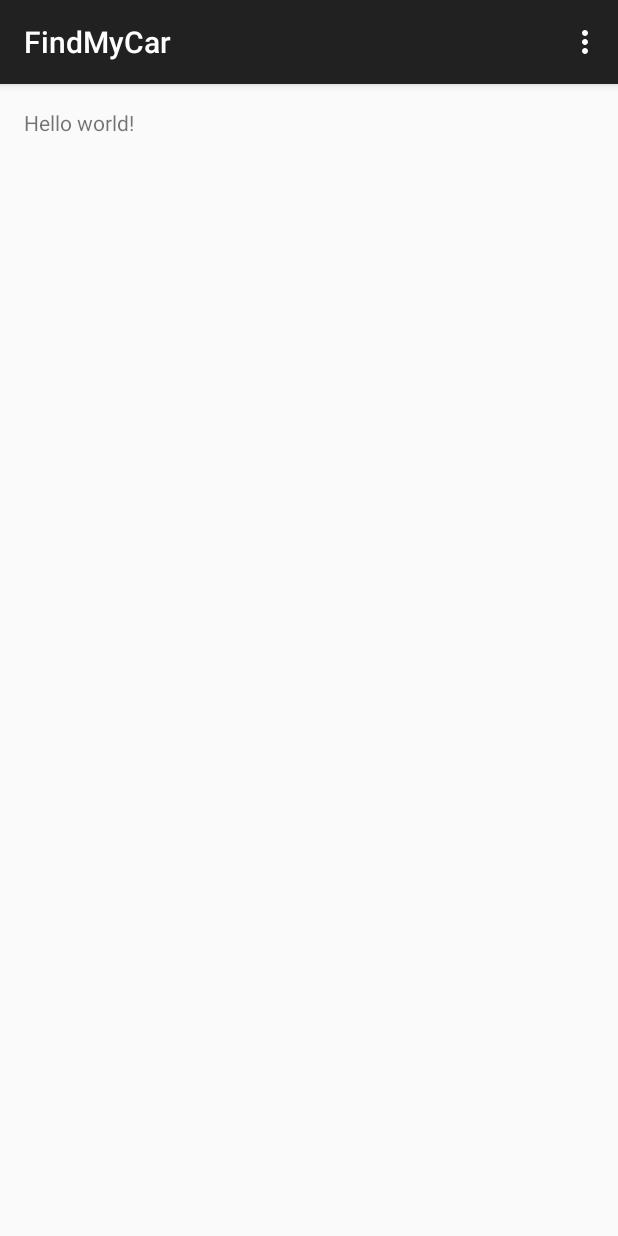
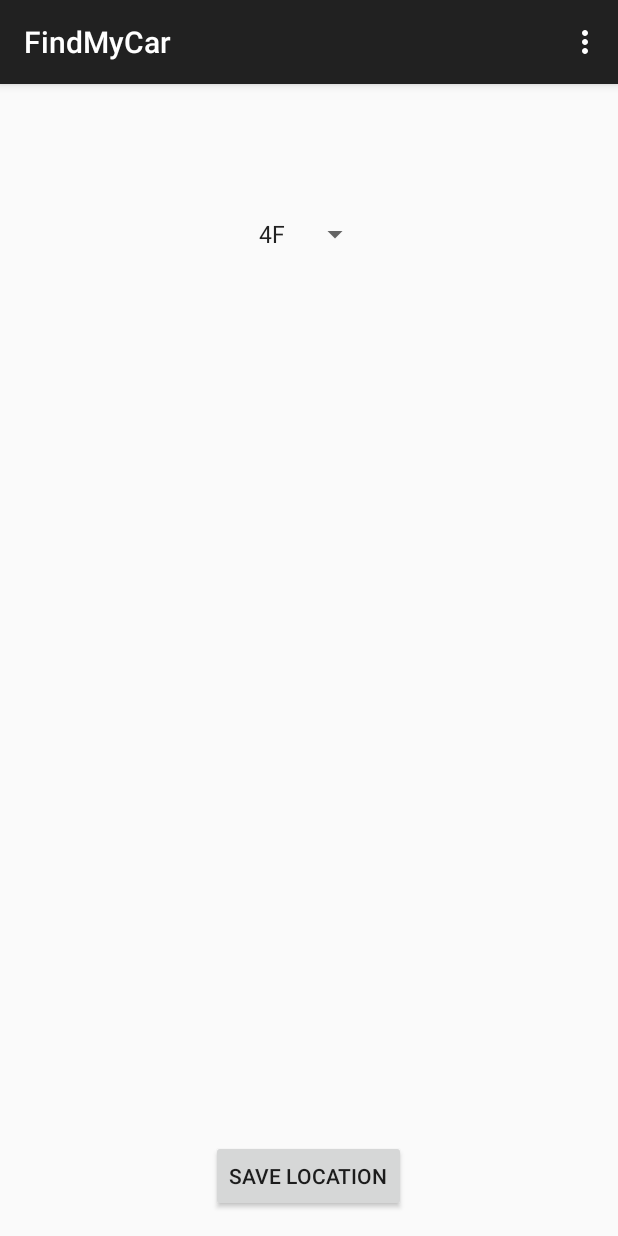
Before and after one commit to boyangwang/FindMyCar, an Android app: the screen it shows after launch (StoreLocationActivity), on a phone screen of 412 x 824 dp. Run offline under Robolectric (Android 15) with nearby library versions, the phone set to English and light mode, and no system bars.

Commit message:
SaveLocationActivity most done

```diff
--- a/app/build.gradle
+++ b/app/build.gradle
@@ -22,4 +22,5 @@ android {
 dependencies {
     compile fileTree(dir: 'libs', include: ['*.jar'])
     compile 'com.android.support:appcompat-v7:21.0.3'
+    compile 'com.google.android.gms:play-services:6.5.87'
 }
--- a/app/src/main/AndroidManifest.xml
+++ b/app/src/main/AndroidManifest.xml
@@ -1,6 +1,8 @@
 <?xml version="1.0" encoding="utf-8"?>
 <manifest xmlns:android="http://schemas.android.com/apk/res/android"
     package="com.tbr.findmycar" >
+
+    <uses-permission android:name="android.permission.ACCESS_COARSE_LOCATION"/>
 
     <application
         android:allowBackup="true"
--- a/app/src/main/java/com/tbr/findmycar/StoreLocationActivity.java
+++ b/app/src/main/java/com/tbr/findmycar/StoreLocationActivity.java
@@ -1,19 +1,93 @@
 package com.tbr.findmycar;
 
+import android.location.Location;
 import android.support.v7.app.ActionBarActivity;
 import android.os.Bundle;
+import android.util.Log;
 import android.view.Menu;
 import android.view.MenuItem;
+import android.view.View;
+import android.widget.ArrayAdapter;
+import android.widget.Button;
+import android.widget.Spinner;
+
+import com.google.android.gms.common.ConnectionResult;
+import com.google.android.gms.common.api.GoogleApiClient;
+import com.google.android.gms.location.LocationServices;
 
 
-public class StoreLocationActivity extends ActionBarActivity {
+public class StoreLocationActivity extends ActionBarActivity implements GoogleApiClient.ConnectionCallbacks,
+        GoogleApiClient.OnConnectionFailedListener {
+
+    private GoogleApiClient mGoogleApiClient = null;
+    private static final String dbgTag = "StoreLocationActivity";
+    private Location mLastLocation = null;
+    private String mSavedLevel = null;
+    private Button mSaveLocationButton;
+    private Spinner mChooseLevelSpinner;
 
     @Override
     protected void onCreate(Bundle savedInstanceState) {
         super.onCreate(savedInstanceState);
         setContentView(R.layout.activity_store_location);
+        mSaveLocationButton = (Button) findViewById(R.id.saveLocationButton);
+        mChooseLevelSpinner = (Spinner) findViewById(R.id.chooseLevelSpinner);
+        setupChooseLevelSpinner();
+        buildGoogleApiClient();
+        setupSaveLocationButton();
+
     }
 
+    private void setupChooseLevelSpinner() {
+        // Create an ArrayAdapter using the string array and a default spinner layout
+        ArrayAdapter<CharSequence> adapter = ArrayAdapter.createFromResource(this,
+                R.array.parkingLotLevels, android.R.layout.simple_spinner_item);
+        // Specify the layout to use when the list of choices appears
+        adapter.setDropDownViewResource(android.R.layout.simple_spinner_dropdown_item);
+        // Apply the adapter to the spinner
+        mChooseLevelSpinner.setAdapter(adapter);
+    }
+
+    protected void buildGoogleApiClient() {
+        Log.i(dbgTag, "Build google api client start");
+        mGoogleApiClient = new GoogleApiClient.Builder(this)
+                .addConnectionCallbacks(this)
+                .addOnConnectionFailedListener(this)
+                .addApi(LocationServices.API)
+                .build();
+
+        Log.i(dbgTag, "Build google api client done " + mGoogleApiClient.toString());
+    }
+
+    private void setupSaveLocationButton() {
+        Log.i(dbgTag, "Setup save location button start");
+        mSaveLocationButton.setOnClickListener(new View.OnClickListener() {
+            public void onClick(View v) {
+                //TODO: display spinner
+                StoreLocationActivity.this.storeLocationAndLevelToAttribute();
+                StoreLocationActivity.this.proceedToNavigateScreen();
+            }
+        });
+        Log.i(dbgTag, "Setup save location button done");
+    }
+
+    private void proceedToNavigateScreen() {
+        Log.i(dbgTag, "in proceedToNavigateScreen");
+    }
+
+    private void storeLocationAndLevelToAttribute() {
+        mSavedLevel = mChooseLevelSpinner.getSelectedItem().toString();
+        Log.i(dbgTag, "Level saved " + mSavedLevel);
+        mLastLocation = LocationServices.FusedLocationApi.getLastLocation(mGoogleApiClient);
+        if (mLastLocation != null) {
+            Log.i(dbgTag, "Location retrieve success");
+            Log.i(dbgTag, "Latitude" + String.valueOf(mLastLocation.getLatitude()));
+            Log.i(dbgTag, "Longitude" + String.valueOf(mLastLocation.getLongitude()));
+        }
+        else {
+            Log.i(dbgTag, "Location retrieve failed");
+        }
+    }
 
     @Override
     public boolean onCreateOptionsMenu(Menu menu) {
@@ -36,4 +110,39 @@ public class StoreLocationActivity extends ActionBarActivity {
 
         return super.onOptionsItemSelected(item);
     }
+
+    @Override
+    public void onConnected(Bundle connectionHint) {
+        Log.i(dbgTag, "Connected");
+    }
+
+    @Override
+    public void onConnectionFailed(ConnectionResult result) {
+        // Refer to the javadoc for ConnectionResult to see what error codes might be returned in
+        // onConnectionFailed.
+        Log.i(dbgTag, "Connection failed: ConnectionResult.getErrorCode() = " + result.getErrorCode());
+    }
+
+
+    @Override
+    public void onConnectionSuspended(int cause) {
+        // The connection to Google Play services was lost for some reason. We call connect() to
+        // attempt to re-establish the connection.
+        Log.i(dbgTag, "Connection suspended");
+        mGoogleApiClient.connect();
+    }
+
+    @Override
+    protected void onStart() {
+        super.onStart();
+        mGoogleApiClient.connect();
+    }
+
+    @Override
+    protected void onStop() {
+        super.onStop();
+        if (mGoogleApiClient.isConnected()) {
+            mGoogleApiClient.disconnect();
+        }
+    }
 }
--- a/app/src/main/res/layout/activity_store_location.xml
+++ b/app/src/main/res/layout/activity_store_location.xml
@@ -5,7 +5,20 @@
     android:paddingTop="@dimen/activity_vertical_margin"
     android:paddingBottom="@dimen/activity_vertical_margin" tools:context=".StoreLocationActivity">
 
-    <TextView android:text="@string/hello_world" android:layout_width="wrap_content"
-        android:layout_height="wrap_content" />
+    <Button
+        android:layout_width="wrap_content"
+        android:layout_height="wrap_content"
+        android:text="@string/SaveLocationButtonText"
+        android:id="@+id/saveLocationButton"
+        android:layout_alignParentBottom="true"
+        android:layout_centerHorizontal="true" />
+
+    <Spinner
+        android:layout_width="wrap_content"
+        android:layout_height="wrap_content"
+        android:id="@+id/chooseLevelSpinner"
+        android:layout_alignParentTop="true"
+        android:layout_centerHorizontal="true"
+        android:layout_marginTop="72dp" />
 
 </RelativeLayout>
--- /dev/null
+++ b/app/src/main/res/values/arrays.xml
@@ -0,0 +1,13 @@
+<?xml version="1.0" encoding="utf-8"?>
+<resources>
+    <string-array name="parkingLotLevels" >
+        <item>4F</item>
+        <item>3F</item>
+        <item>2F</item>
+        <item>1F</item>
+        <item>B1</item>
+        <item>B2</item>
+        <item>B3</item>
+        <item>B4</item>
+    </string-array>
+</resources>
--- a/app/src/main/res/values/strings.xml
+++ b/app/src/main/res/values/strings.xml
@@ -4,5 +4,6 @@
     <string name="app_name">FindMyCar</string>
     <string name="hello_world">Hello world!</string>
     <string name="action_settings">Settings</string>
+    <string name="SaveLocationButtonText">Save Location</string>
 
 </resources>
```
Also changed, not shown: 1 other file.
